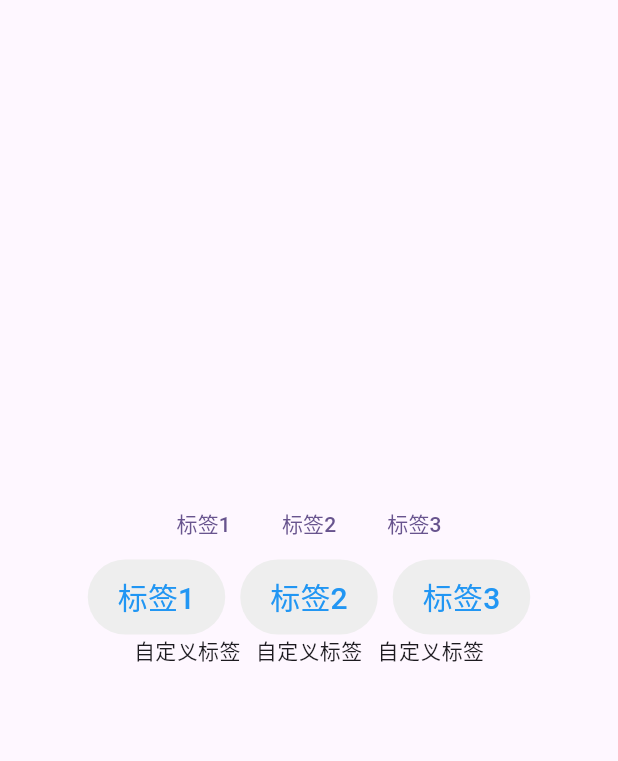
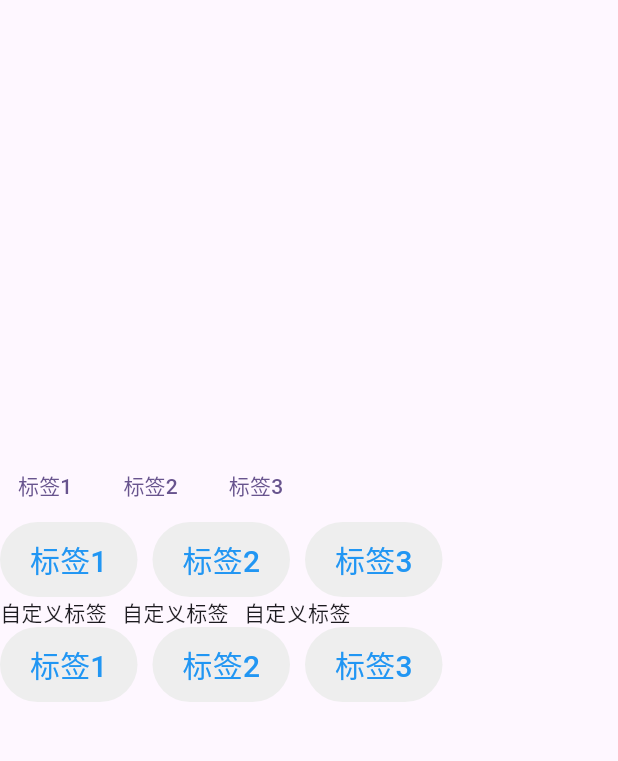
Before and after one commit to flutter-packagist/widgets, a Flutter app: the TagsDemo screen opened directly, on a phone screen of 412 x 824 dp, the part 84-845 px from its top. Run offline on Flutter 3.47's test engine with Material 3 defaults, Android fonts, the phone set to English and light mode, and no system bars; our stand-ins replace cached_network_image, dio, easy_refresh; missing offline and left inert: network.

Commit message:
feat: WrapperTags新增属性：alignment、maxLines

```diff
--- a/example/lib/tags_demo.dart
+++ b/example/lib/tags_demo.dart
@@ -40,6 +40,25 @@ class _TagsDemoState extends State<TagsDemo> {
               tags: tags,
               builder: (context, index) => const Text("自定义标签"),
             ),
+            WrapperTags(
+              tags: const [
+                "标签1",
+                "标签2",
+                "标签3",
+                "标签4标签4标签4标签4标签4标签4标签4标签4标签4标签4标签4标签4标签4标签4标签4标签4",
+                "自定义标签"
+              ],
+              itemStyle: const TextStyle(color: Colors.blue, fontSize: 20),
+              itemColor: Colors.grey.shade200,
+              itemBorderRadius: BorderRadius.circular(30),
+              itemPadding: const EdgeInsets.symmetric(
+                horizontal: 20,
+                vertical: 10,
+              ),
+              minimumSize: Size.zero,
+              tapTargetSize: MaterialTapTargetSize.shrinkWrap,
+              maxLines: 1,
+            ),
           ],
         ),
       ),
--- a/lib/tags/tags.dart
+++ b/lib/tags/tags.dart
@@ -1,4 +1,5 @@
 import 'package:flutter/material.dart';
+import 'package:flutter/rendering.dart';
 
 typedef TagsItemTap = Function(int index);
 
@@ -14,6 +15,8 @@ class WrapperTags extends StatefulWidget {
   final EdgeInsets? padding;
   final double spacing;
   final double runSpacing;
+  final AlignmentGeometry? alignment;
+  final int? maxLines;
 
   final TextStyle? itemStyle;
   final EdgeInsets? itemPadding;
@@ -35,6 +38,8 @@ class WrapperTags extends StatefulWidget {
     this.padding,
     this.spacing = 10,
     this.runSpacing = 10,
+    this.alignment = Alignment.centerLeft,
+    this.maxLines,
     this.itemStyle,
     this.itemPadding,
     this.itemColor,
@@ -58,14 +63,15 @@ class _WrapperTagsState extends State<WrapperTags> {
       color: widget.backgroundColor,
       margin: widget.margin,
       padding: widget.padding,
+      alignment: widget.alignment,
       child: Wrap(
         spacing: widget.spacing,
         runSpacing: widget.runSpacing,
         children: List.generate(
-          widget.tags.length,
+          tagsRenderList.length,
           (index) {
-            if (widget.tags.isNotEmpty &&
-                widget.tags.first is String &&
+            if (tagsRenderList.isNotEmpty &&
+                tagsRenderList.first is String &&
                 widget.builder == null) {
               return _defaultBuilder(context, index);
             }
@@ -97,9 +103,41 @@ class _WrapperTagsState extends State<WrapperTags> {
         minimumSize: MaterialStateProperty.all(widget.minimumSize ?? Size.zero),
       ),
       child: Text(
-        widget.tags[index],
+        tagsRenderList[index],
         style: widget.itemStyle,
+        maxLines: 1,
+        overflow: TextOverflow.ellipsis,
       ),
     );
   }
+
+  List get tagsRenderList {
+    if (widget.maxLines == null) return widget.tags;
+    var layoutWidth = MediaQuery.of(context).size.width -
+        (widget.margin?.horizontal ?? 0) -
+        (widget.padding?.horizontal ?? 0);
+    var maxLines = widget.maxLines!;
+    var tagsWidth = 0.0;
+    var tagsRenderList = [];
+    for (int i = 0; i < widget.tags.length; i++) {
+      var tag = widget.tags[i];
+      if (tag is! String) return widget.tags;
+      var renderParagraph = RenderParagraph(
+        TextSpan(text: tag, style: widget.itemStyle),
+        textDirection: TextDirection.ltr,
+        maxLines: 1,
+        overflow: TextOverflow.ellipsis,
+      );
+      renderParagraph.layout(BoxConstraints(maxWidth: layoutWidth));
+      tagsWidth += renderParagraph.textSize.width;
+      tagsWidth += widget.itemPadding?.horizontal ?? 0;
+      if (tagsWidth > layoutWidth) {
+        if (--maxLines <= 0) break;
+        tagsWidth = 0.0;
+        --i;
+      }
+      tagsRenderList.add(tag);
+    }
+    return tagsRenderList;
+  }
 }
```
